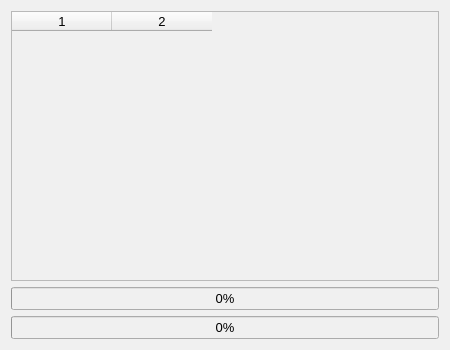
Above: src/ui/design/output_window.ui from CodeName-666/VDataParser before the change. Below: the same form after it.
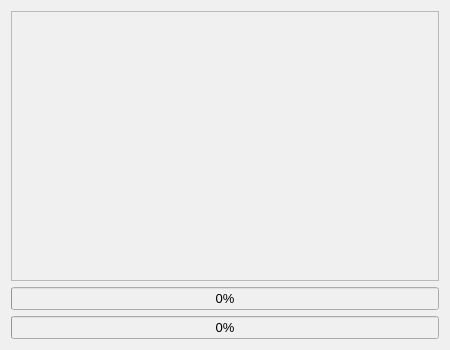
That is the form after the change.

Commit message: Use QListWidget in OutputWindow

```diff
--- a/src/ui/design/output_window.ui
+++ b/src/ui/design/output_window.ui
@@ -22,21 +22,10 @@
   </property>
   <layout class="QVBoxLayout" name="verticalLayout">
    <item>
-   <widget class="QTableWidget" name="logOutputTable">
-    <property name="columnCount">
-     <number>2</number>
-    </property>
+   <widget class="QListWidget" name="logOutputList">
     <property name="editTriggers">
      <set>QAbstractItemView.NoEditTriggers</set>
     </property>
-    <property name="horizontalHeaderLabels" stdset="0">
-     <stringlist>
-      <string>Typ</string>
-      <string>Nachricht</string>
-     </stringlist>
-    </property>
-    <column/>
-    <column/>
     <property name="toolTip">
      <string>Zeigt die Ausgaben an</string>
     </property>
```
The commit also changes 3 other files.
